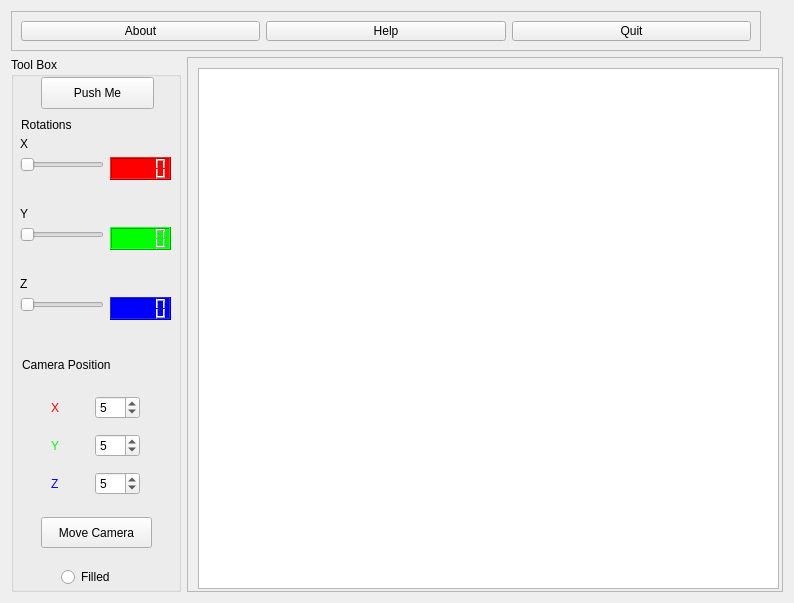
ray-z/Graphics-Assignment2, file MainWindow.ui: the form before one commit.
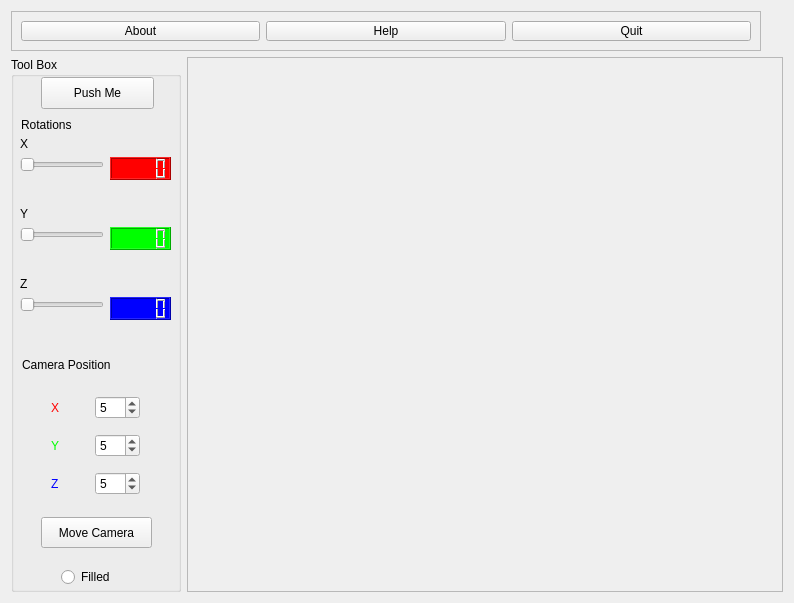
The form after the commit.

Commit message: enable mouse control

What changed in the file:
```diff
--- a/MainWindow.ui
+++ b/MainWindow.ui
@@ -322,16 +322,6 @@
         <height>537</height>
        </rect>
       </property>
-      <widget class="QGraphicsView" name="graphicsView">
-       <property name="geometry">
-        <rect>
-         <x>10</x>
-         <y>10</y>
-         <width>581</width>
-         <height>521</height>
-        </rect>
-       </property>
-      </widget>
      </widget>
     </widget>
    </item>
```
The commit also changes 2 other files.
